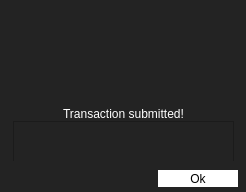
The window that processingwindow.ui (Acria-Network/Acria-Oracle-Node-Qt) describes before a commit, drawn with Qt 5.
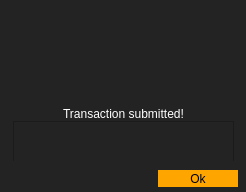
The same window after the commit. Icons and pictures are not drawn.

What changed in the file:
```diff
--- a/processingwindow.ui
+++ b/processingwindow.ui
@@ -63,7 +63,8 @@
 /*padding:30px;*/
 width:80px;
 padding-top:3px;
-padding-bottom:3px;</string>
+padding-bottom:3px;
+background-color:orange;</string>
    </property>
    <property name="text">
     <string>Ok</string>
```
Left out of the diff: 4 changed lines with no effect on the pictures.
